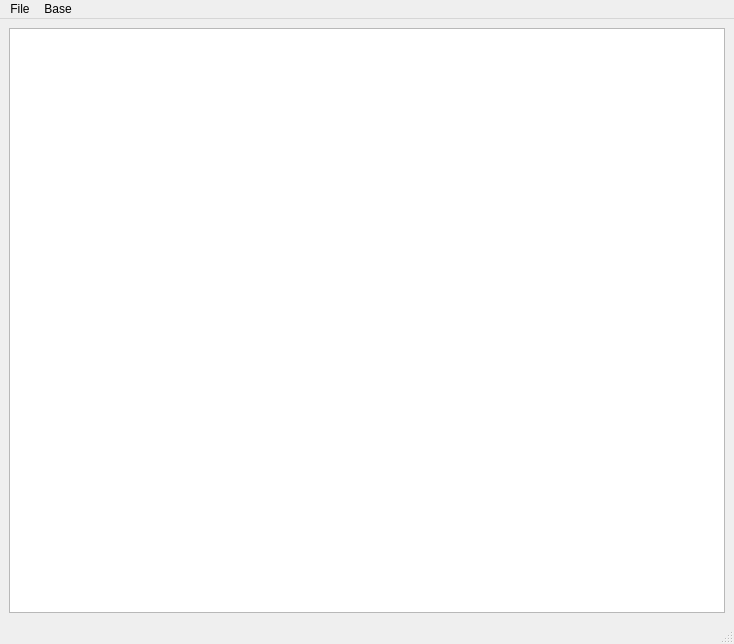
The window that src/gui/forms/main_window.ui (VitalikTsarik/linguistic-knowledge-base) describes before a commit, drawn with Qt 5.
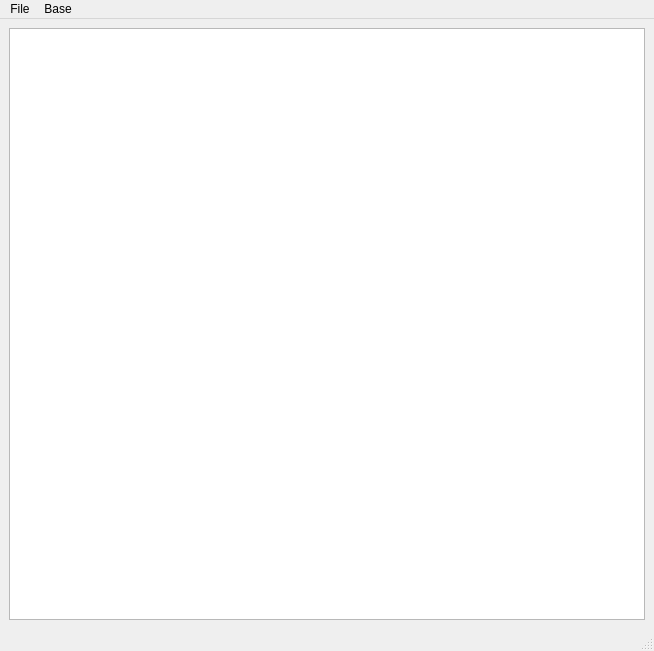
The same window after the commit.

Patch:
```diff
--- a/src/gui/forms/main_window.ui
+++ b/src/gui/forms/main_window.ui
@@ -9,8 +9,8 @@
    <rect>
     <x>0</x>
     <y>0</y>
-    <width>734</width>
-    <height>644</height>
+    <width>654</width>
+    <height>651</height>
    </rect>
   </property>
   <property name="sizePolicy">
@@ -46,8 +46,14 @@
         <property name="sizeAdjustPolicy">
          <enum>QAbstractScrollArea::AdjustIgnored</enum>
         </property>
-        <property name="textElideMode">
-         <enum>Qt::ElideLeft</enum>
+        <property name="dragDropOverwriteMode">
+         <bool>true</bool>
+        </property>
+        <property name="selectionMode">
+         <enum>QAbstractItemView::ExtendedSelection</enum>
+        </property>
+        <property name="selectionBehavior">
+         <enum>QAbstractItemView::SelectRows</enum>
         </property>
         <property name="showGrid">
          <bool>true</bool>
@@ -75,7 +81,7 @@
     <rect>
      <x>0</x>
      <y>0</y>
-     <width>734</width>
+     <width>654</width>
      <height>20</height>
     </rect>
    </property>
```
Left out of the diff: 12 changed lines with no effect on the pictures.
